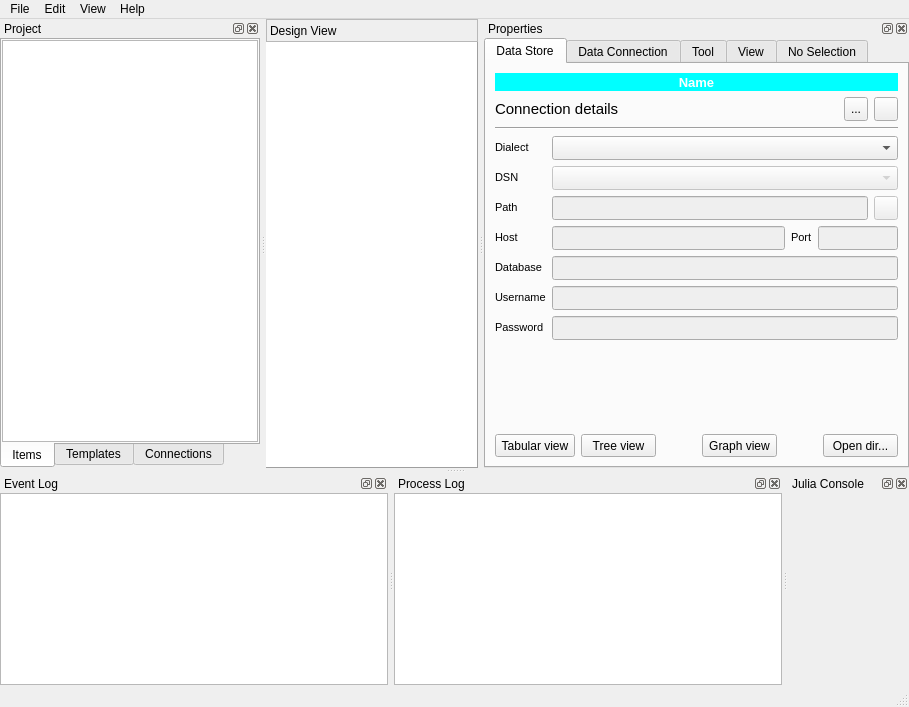
Before: the Qt Designer form spinetoolbox/ui/mainwindow.ui in spine-tools/Spine-Toolbox, drawn with Qt 5.
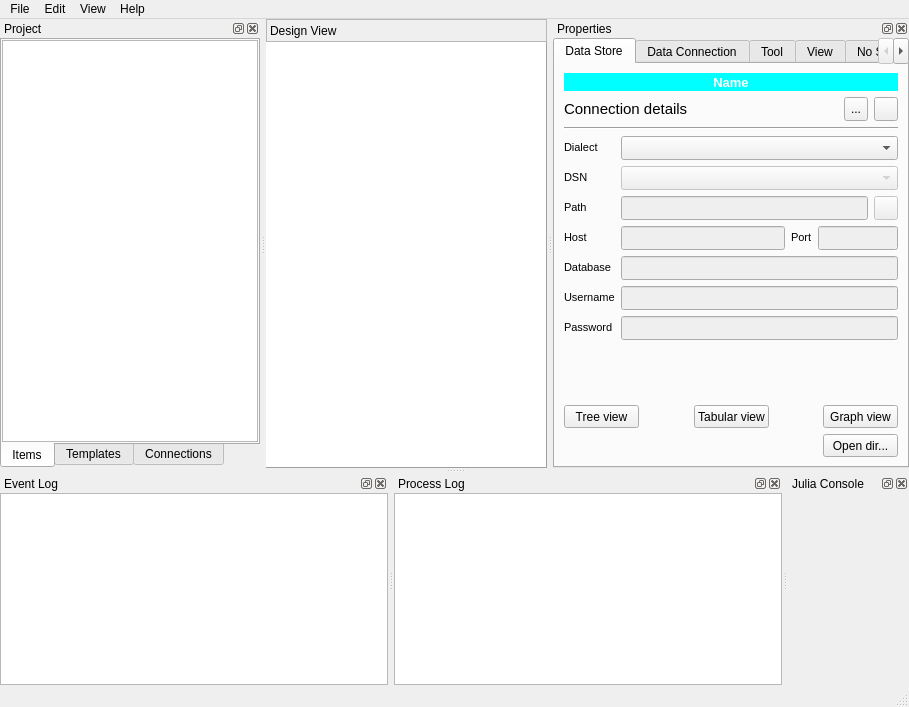
After: the same form once the commit is applied. The open tabs and pages were chosen to show the change. Icons and pictures are not drawn. Custom widgets are drawn as their Qt base class.

Commit message:
Some additions to Tabular view and a small change to Data Store properties
Added:
- Building tabular_view_form.py into build_ui script
- Close menu item.
- Icons for all menu items (same as in tree and graph view)
- Shortcuts to menu items.

Diff of the .ui file:
```diff
--- a/spinetoolbox/ui/mainwindow.ui
+++ b/spinetoolbox/ui/mainwindow.ui
@@ -310,7 +310,7 @@
   <widget class="QDockWidget" name="dockWidget_item">
    <property name="minimumSize">
     <size>
-     <width>300</width>
+     <width>356</width>
      <height>424</height>
     </size>
    </property>
@@ -966,7 +966,7 @@
            <property name="sizeHint" stdset="0">
             <size>
              <width>20</width>
-             <height>12</height>
+             <height>40</height>
             </size>
            </property>
           </spacer>
@@ -976,25 +976,6 @@
            <property name="spacing">
             <number>6</number>
            </property>
-           <item>
-            <widget class="QPushButton" name="pushButton_ds_tabular_view">
-             <property name="sizePolicy">
-              <sizepolicy hsizetype="MinimumExpanding" vsizetype="Fixed">
-               <horstretch>0</horstretch>
-               <verstretch>0</verstretch>
-              </sizepolicy>
-             </property>
-             <property name="maximumSize">
-              <size>
-               <width>120</width>
-               <height>23</height>
-              </size>
-             </property>
-             <property name="text">
-              <string>Tabular view</string>
-             </property>
-            </widget>
-           </item>
            <item>
             <widget class="QPushButton" name="pushButton_ds_tree_view">
              <property name="sizePolicy">
@@ -1023,6 +1004,47 @@
              </property>
             </widget>
            </item>
+           <item>
+            <spacer name="horizontalSpacer_9">
+             <property name="orientation">
+              <enum>Qt::Horizontal</enum>
+             </property>
+             <property name="sizeHint" stdset="0">
+              <size>
+               <width>40</width>
+               <height>20</height>
+              </size>
+             </property>
+            </spacer>
+           </item>
+           <item>
+            <widget class="QPushButton" name="pushButton_ds_tabular_view">
+             <property name="sizePolicy">
+              <sizepolicy hsizetype="Fixed" vsizetype="Fixed">
+               <horstretch>0</horstretch>
+               <verstretch>0</verstretch>
+              </sizepolicy>
+             </property>
+             <property name="minimumSize">
+              <size>
+               <width>75</width>
+               <height>23</height>
+              </size>
+             </property>
+             <property name="maximumSize">
+              <size>
+               <width>75</width>
+               <height>23</height>
+              </size>
+             </property>
+             <property name="toolTip">
+              <string>&lt;html&gt;&lt;head/&gt;&lt;body&gt;&lt;p&gt;Open Tabular view&lt;/p&gt;&lt;/body&gt;&lt;/html&gt;</string>
+             </property>
+             <property name="text">
+              <string>Tabular view</string>
+             </property>
+            </widget>
+           </item>
            <item>
             <spacer name="horizontalSpacer_8">
              <property name="orientation">
@@ -1064,6 +1086,10 @@
              </property>
             </widget>
            </item>
+          </layout>
+         </item>
+         <item>
+          <layout class="QHBoxLayout" name="horizontalLayout_13">
            <item>
             <spacer name="horizontalSpacer_4">
              <property name="orientation">
```
Left out of the diff: 1 changed line with no effect on the pictures. The commit also changes 10 other files.
